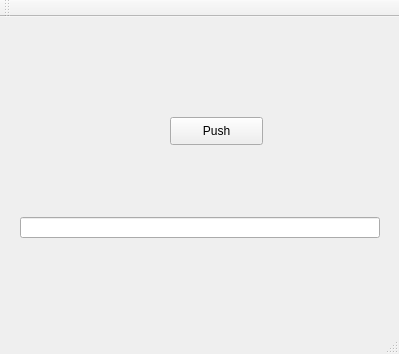
Qt form GitHub_Qt_test/mainwindow.ui (Daikiiii/Github_Qt_test) before a commit.
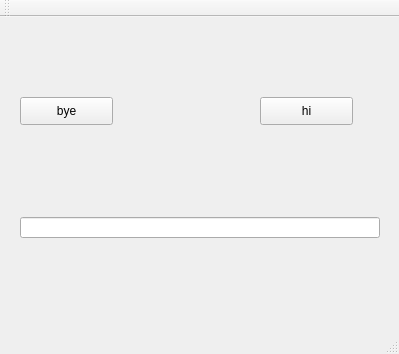
The same form after that commit.

Diff of the .ui file:
```diff
--- a/GitHub_Qt_test/mainwindow.ui
+++ b/GitHub_Qt_test/mainwindow.ui
@@ -27,14 +27,27 @@
    <widget class="QPushButton" name="pushButton">
     <property name="geometry">
      <rect>
-      <x>170</x>
-      <y>100</y>
+      <x>20</x>
+      <y>80</y>
       <width>93</width>
       <height>28</height>
      </rect>
     </property>
     <property name="text">
-     <string>Push</string>
+     <string>bye</string>
+    </property>
+   </widget>
+   <widget class="QPushButton" name="hi">
+    <property name="geometry">
+     <rect>
+      <x>260</x>
+      <y>80</y>
+      <width>93</width>
+      <height>28</height>
+     </rect>
+    </property>
+    <property name="text">
+     <string>hi</string>
     </property>
    </widget>
   </widget>
```
Left out of the diff: 2 changed lines with no effect on the pictures.
